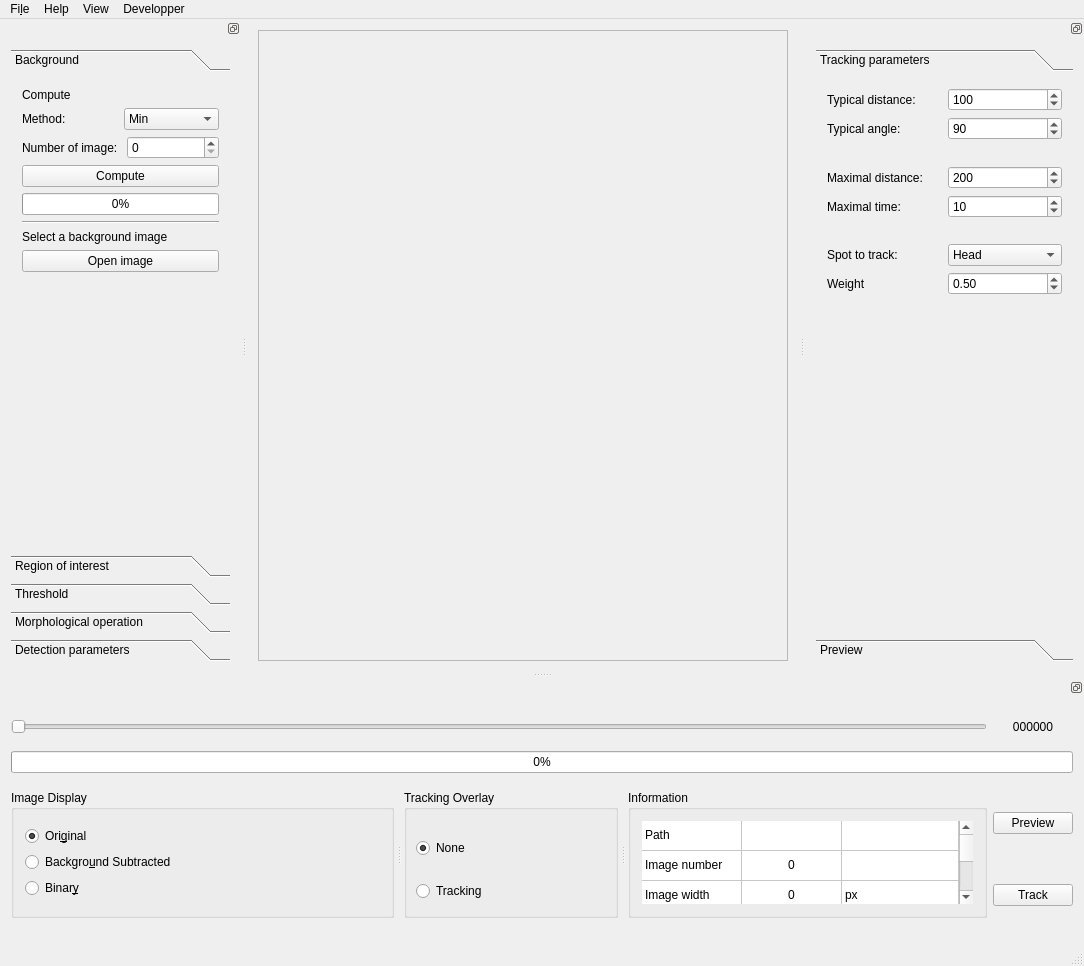
FastTrackOrg/FastTrack, file src/interactive.ui: the form before one commit.
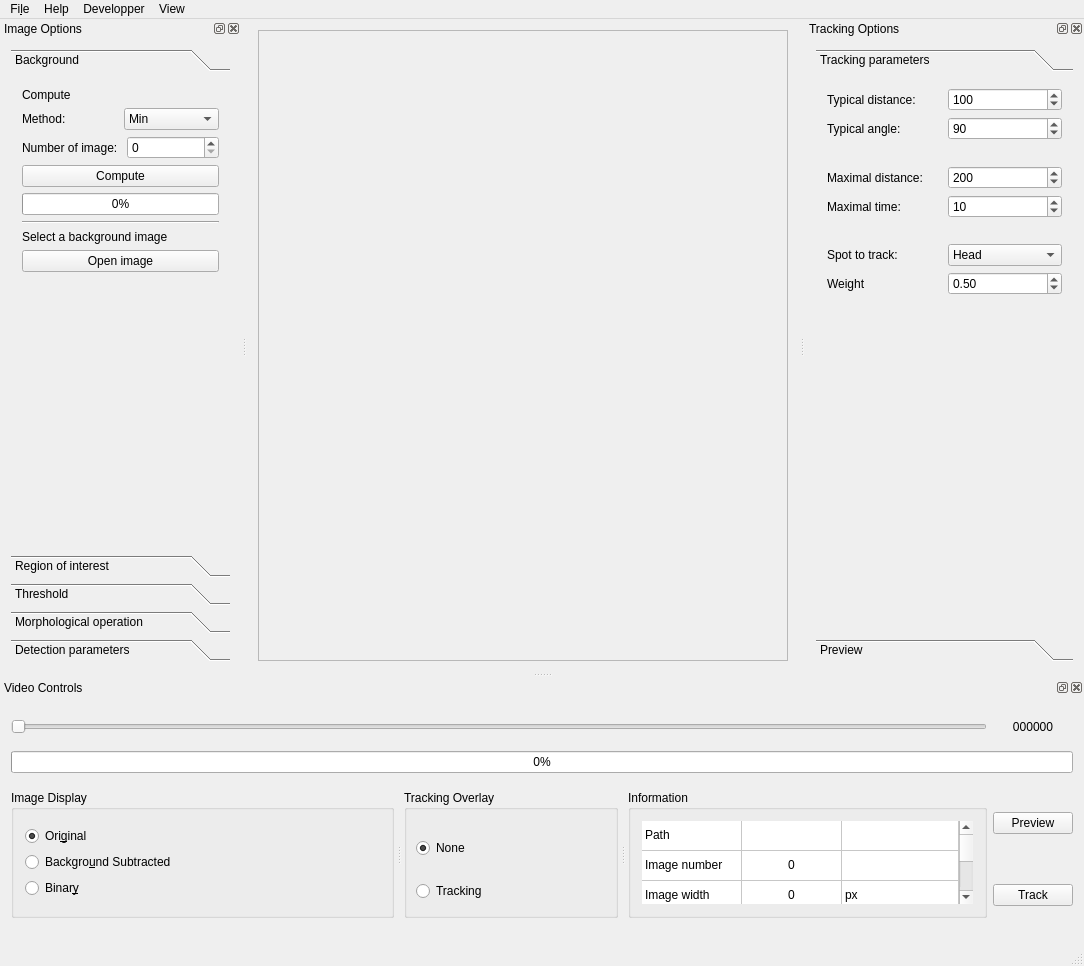
The form after the commit.

Commit message: [feat] interactive: add menu action to hide the docks

```diff
--- a/src/interactive.ui
+++ b/src/interactive.ui
@@ -62,7 +62,7 @@
    </layout>
   </widget>
   <widget class="QStatusBar" name="statusbar"/>
-  <widget class="QDockWidget" name="imageOptions">
+  <widget class="QDockWidget" name="trackingOptions">
    <property name="minimumSize">
     <size>
      <width>279</width>
@@ -70,11 +70,14 @@
     </size>
    </property>
    <property name="features">
-    <set>QDockWidget::DockWidgetFloatable|QDockWidget::DockWidgetMovable</set>
+    <set>QDockWidget::AllDockWidgetFeatures</set>
    </property>
    <property name="allowedAreas">
     <set>Qt::LeftDockWidgetArea|Qt::RightDockWidgetArea</set>
    </property>
+   <property name="windowTitle">
+    <string>Tracking Options</string>
+   </property>
    <attribute name="dockWidgetArea">
     <number>2</number>
    </attribute>
@@ -377,7 +380,7 @@
     </layout>
    </widget>
   </widget>
-  <widget class="QDockWidget" name="trackingOptions">
+  <widget class="QDockWidget" name="imageOptions">
    <property name="minimumSize">
     <size>
      <width>241</width>
@@ -385,11 +388,14 @@
     </size>
    </property>
    <property name="features">
-    <set>QDockWidget::DockWidgetFloatable|QDockWidget::DockWidgetMovable</set>
+    <set>QDockWidget::AllDockWidgetFeatures</set>
    </property>
    <property name="allowedAreas">
     <set>Qt::LeftDockWidgetArea|Qt::RightDockWidgetArea</set>
    </property>
+   <property name="windowTitle">
+    <string>Image Options</string>
+   </property>
    <attribute name="dockWidgetArea">
     <number>1</number>
    </attribute>
@@ -911,22 +917,21 @@
      <string>Help</string>
     </property>
    </widget>
-   <widget class="QMenu" name="menuView">
-    <property name="title">
-     <string>View</string>
-    </property>
-    <addaction name="actionImageParam"/>
-   </widget>
    <widget class="QMenu" name="menuDevelopper">
     <property name="title">
      <string>Developper</string>
     </property>
     <addaction name="actionbenchmark"/>
    </widget>
+   <widget class="QMenu" name="menuView">
+    <property name="title">
+     <string>View</string>
+    </property>
+   </widget>
    <addaction name="menuOpen"/>
    <addaction name="menuHelp"/>
-   <addaction name="menuView"/>
    <addaction name="menuDevelopper"/>
+   <addaction name="menuView"/>
   </widget>
   <widget class="QDockWidget" name="controlOptions">
    <property name="minimumSize">
@@ -936,11 +941,14 @@
     </size>
    </property>
    <property name="features">
-    <set>QDockWidget::DockWidgetFloatable|QDockWidget::DockWidgetMovable</set>
+    <set>QDockWidget::AllDockWidgetFeatures</set>
    </property>
    <property name="allowedAreas">
     <set>Qt::BottomDockWidgetArea|Qt::TopDockWidgetArea</set>
    </property>
+   <property name="windowTitle">
+    <string>Video Controls</string>
+   </property>
    <attribute name="dockWidgetArea">
     <number>8</number>
    </attribute>
```
Left out of the diff: 35 changed lines with no effect on the pictures. The commit also changes 1 other file.
